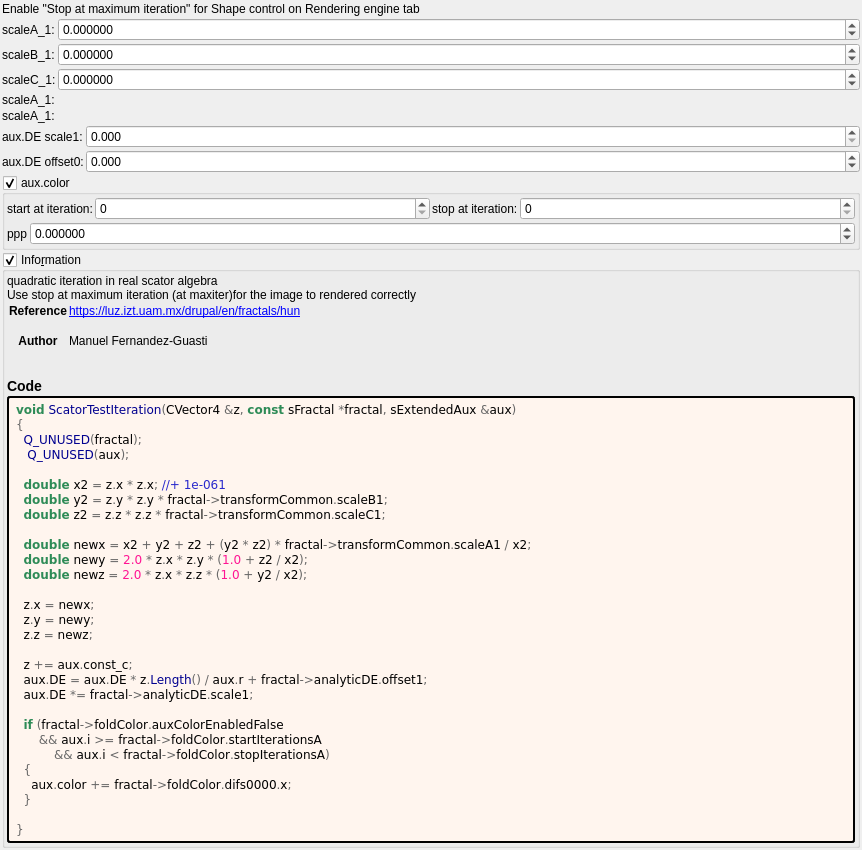
Before: the Qt Designer form mandelbulber2/formula/ui/scator_test.ui in irinox-ctrl/mandelbulber2, drawn with Qt 5.
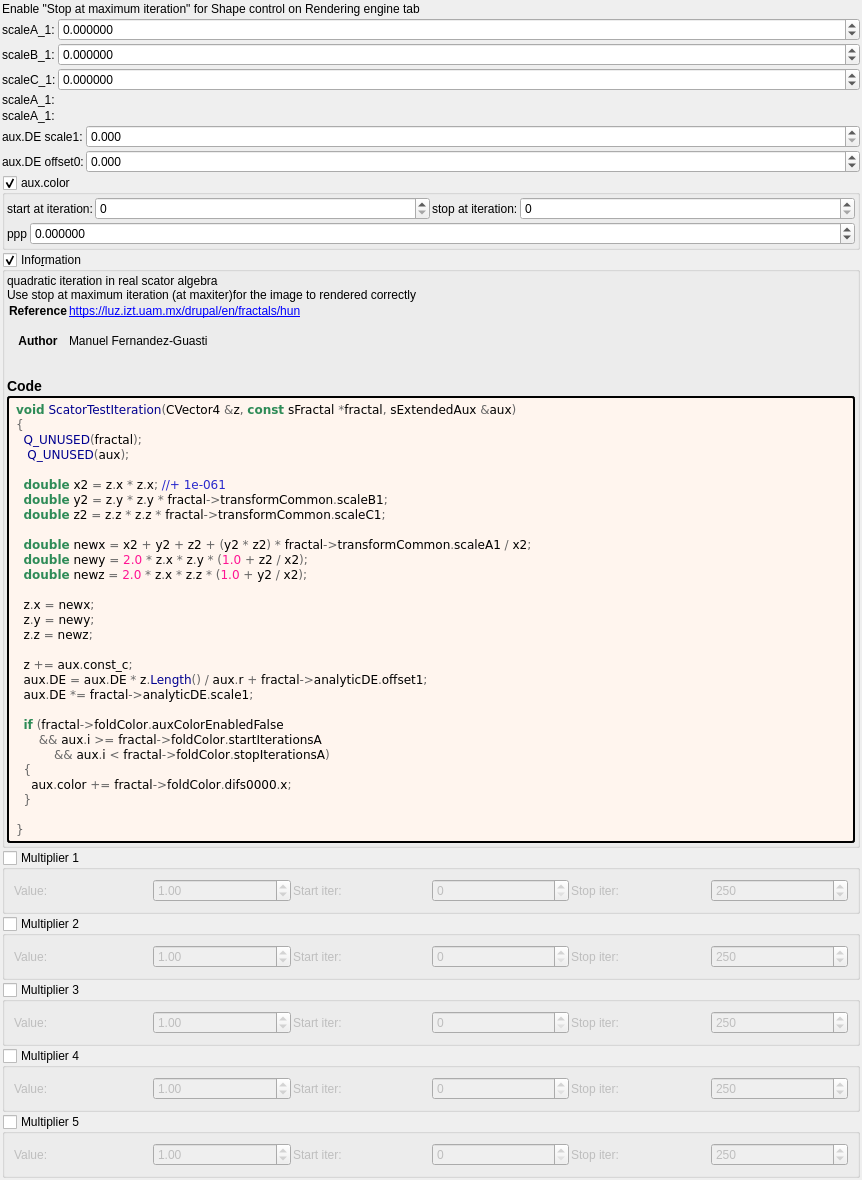
After: the same form once the commit is applied. Custom widgets are drawn as their Qt base class.

Commit message:
feat: add 5 general-purpose multipliers to all 1007 fractal formulas
Each multiplier has:
- Checkbox (OFF by default)
- Value spinbox (default 1.0, range -100 to 100)
- Iteration start/stop range

Logic: z *= value; DE *= |value|;

Uses existing transformCommon parameters:
- Checkboxes: functionEnabledBx/By/Bz/Bw/CzFalse
- Values: scale4/5/6/8/16
- Ranges: startIterationsB-F/stopIterationsB-F

Modified 1007 .cpp (CPU), 1006 .cl (GPU), 1023 .ui files.
Both source (formula/) and deploy (deploy/share/) copies updated.

Diff of the .ui file:
```diff
--- a/mandelbulber2/formula/ui/scator_test.ui
+++ b/mandelbulber2/formula/ui/scator_test.ui
@@ -463,6 +463,192 @@
      </layout>
     </widget>
    </item>
+   <item>
+    <widget class="MyGroupBox" name="groupCheck_transf_function_enabledBx_false">
+     <property name="title"><string>Multiplier 1</string></property>
+     <property name="checkable"><bool>true</bool></property>
+     <property name="checked"><bool>false</bool></property>
+     <layout class="QGridLayout" name="gridLayout_mult1">
+      <property name="spacing"><number>2</number></property>
+      <item row="0" column="0">
+       <widget class="QLabel"><property name="text"><string>Value:</string></property></widget>
+      </item>
+      <item row="0" column="1">
+       <widget class="MyDoubleSpinBox" name="spinbox_transf_scale_4">
+        <property name="minimum"><double>-100.0</double></property><property name="maximum"><double>100.0</double></property>
+        <property name="singleStep"><double>0.01</double></property><property name="value"><double>1.0</double></property>
+       </widget>
+      </item>
+      <item row="0" column="2">
+       <widget class="QLabel"><property name="text"><string>Start iter:</string></property></widget>
+      </item>
+      <item row="0" column="3">
+       <widget class="MySpinBox" name="spinboxInt_transf_start_iterations_B">
+        <property name="minimum"><number>0</number></property><property name="maximum"><number>10000</number></property>
+        <property name="value"><number>0</number></property>
+       </widget>
+      </item>
+      <item row="0" column="4">
+       <widget class="QLabel"><property name="text"><string>Stop iter:</string></property></widget>
+      </item>
+      <item row="0" column="5">
+       <widget class="MySpinBox" name="spinboxInt_transf_stop_iterations_B">
+        <property name="minimum"><number>0</number></property><property name="maximum"><number>10000</number></property>
+        <property name="value"><number>250</number></property>
+       </widget>
+      </item>
+     </layout>
+    </widget>
+   </item>
+   <item>
+    <widget class="MyGroupBox" name="groupCheck_transf_function_enabledBy_false">
+     <property name="title"><string>Multiplier 2</string></property>
+     <property name="checkable"><bool>true</bool></property>
+     <property name="checked"><bool>false</bool></property>
+     <layout class="QGridLayout" name="gridLayout_mult2">
+      <property name="spacing"><number>2</number></property>
+      <item row="0" column="0">
+       <widget class="QLabel"><property name="text"><string>Value:</string></property></widget>
+      </item>
+      <item row="0" column="1">
+       <widget class="MyDoubleSpinBox" name="spinbox_transf_scale_5">
+        <property name="minimum"><double>-100.0</double></property><property name="maximum"><double>100.0</double></property>
+        <property name="singleStep"><double>0.01</double></property><property name="value"><double>1.0</double></property>
+       </widget>
+      </item>
+      <item row="0" column="2">
+       <widget class="QLabel"><property name="text"><string>Start iter:</string></property></widget>
+      </item>
+      <item row="0" column="3">
+       <widget class="MySpinBox" name="spinboxInt_transf_start_iterations_C">
+        <property name="minimum"><number>0</number></property><property name="maximum"><number>10000</number></property>
+        <property name="value"><number>0</number></property>
+       </widget>
+      </item>
+      <item row="0" column="4">
+       <widget class="QLabel"><property name="text"><string>Stop iter:</string></property></widget>
+      </item>
+      <item row="0" column="5">
+       <widget class="MySpinBox" name="spinboxInt_transf_stop_iterations_C">
+        <property name="minimum"><number>0</number></property><property name="maximum"><number>10000</number></property>
+        <property name="value"><number>250</number></property>
+       </widget>
+      </item>
+     </layout>
+    </widget>
+   </item>
+   <item>
+    <widget class="MyGroupBox" name="groupCheck_transf_function_enabledBz_false">
+     <property name="title"><string>Multiplier 3</string></property>
+     <property name="checkable"><bool>true</bool></property>
+     <property name="checked"><bool>false</bool></property>
+     <layout class="QGridLayout" name="gridLayout_mult3">
+      <property name="spacing"><number>2</number></property>
+      <item row="0" column="0">
+       <widget class="QLabel"><property name="text"><string>Value:</string></property></widget>
+      </item>
+      <item row="0" column="1">
+       <widget class="MyDoubleSpinBox" name="spinbox_transf_scale_6">
+        <property name="minimum"><double>-100.0</double></property><property name="maximum"><double>100.0</double></property>
+        <property name="singleStep"><double>0.01</double></property><property name="value"><double>1.0</double></property>
+       </widget>
+      </item>
+      <item row="0" column="2">
+       <widget class="QLabel"><property name="text"><string>Start iter:</string></property></widget>
+      </item>
+      <item row="0" column="3">
+       <widget class="MySpinBox" name="spinboxInt_transf_start_iterations_D">
+        <property name="minimum"><number>0</number></property><property name="maximum"><number>10000</number></property>
+        <property name="value"><number>0</number></property>
+       </widget>
+      </item>
+      <item row="0" column="4">
+       <widget class="QLabel"><property name="text"><string>Stop iter:</string></property></widget>
+      </item>
+      <item row="0" column="5">
+       <widget class="MySpinBox" name="spinboxInt_transf_stop_iterations_D">
+        <property name="minimum"><number>0</number></property><property name="maximum"><number>10000</number></property>
+        <property name="value"><number>250</number></property>
+       </widget>
+      </item>
+     </layout>
+    </widget>
+   </item>
+   <item>
+    <widget class="MyGroupBox" name="groupCheck_transf_function_enabledBw_false">
+     <property name="title"><string>Multiplier 4</string></property>
+     <property name="checkable"><bool>true</bool></property>
+     <property name="checked"><bool>false</bool></property>
+     <layout class="QGridLayout" name="gridLayout_mult4">
+      <property name="spacing"><number>2</number></property>
+      <item row="0" column="0">
+       <widget class="QLabel"><property name="text"><string>Value:</string></property></widget>
+      </item>
+      <item row="0" column="1">
+       <widget class="MyDoubleSpinBox" name="spinbox_transf_scale_8">
+        <property name="minimum"><double>-100.0</double></property><property name="maximum"><double>100.0</double></property>
+        <property name="singleStep"><double>0.01</double></property><property name="value"><double>1.0</double></property>
+       </widget>
+      </item>
+      <item row="0" column="2">
+       <widget class="QLabel"><property name="text"><string>Start iter:</string></property></widget>
+      </item>
+      <item row="0" column="3">
+       <widget class="MySpinBox" name="spinboxInt_transf_start_iterations_E">
+        <property name="minimum"><number>0</number></property><property name="maximum"><number>10000</number></property>
+        <property name="value"><number>0</number></property>
+       </widget>
+      </item>
+      <item row="0" column="4">
+       <widget class="QLabel"><property name="text"><string>Stop iter:</string></property></widget>
+      </item>
+      <item row="0" column="5">
+       <widget class="MySpinBox" name="spinboxInt_transf_stop_iterations_E">
+        <property name="minimum"><number>0</number></property><property name="maximum"><number>10000</number></property>
+        <property name="value"><number>250</number></property>
+       </widget>
+      </item>
+     </layout>
+    </widget>
+   </item>
+   <item>
+    <widget class="MyGroupBox" name="groupCheck_transf_function_enabledCz_false">
+     <property name="title"><string>Multiplier 5</string></property>
+     <property name="checkable"><bool>true</bool></property>
+     <property name="checked"><bool>false</bool></property>
+     <layout class="QGridLayout" name="gridLayout_mult5">
+      <property name="spacing"><number>2</number></property>
+      <item row="0" column="0">
+       <widget class="QLabel"><property name="text"><string>Value:</string></property></widget>
+      </item>
+      <item row="0" column="1">
+       <widget class="MyDoubleSpinBox" name="spinbox_transf_scale_16">
+        <property name="minimum"><double>-100.0</double></property><property name="maximum"><double>100.0</double></property>
+        <property name="singleStep"><double>0.01</double></property><property name="value"><double>1.0</double></property>
+       </widget>
+      </item>
+      <item row="0" column="2">
+       <widget class="QLabel"><property name="text"><string>Start iter:</string></property></widget>
+      </item>
+      <item row="0" column="3">
+       <widget class="MySpinBox" name="spinboxInt_transf_start_iterations_F">
+        <property name="minimum"><number>0</number></property><property name="maximum"><number>10000</number></property>
+        <property name="value"><number>0</number></property>
+       </widget>
+      </item>
+      <item row="0" column="4">
+       <widget class="QLabel"><property name="text"><string>Stop iter:</string></property></widget>
+      </item>
+      <item row="0" column="5">
+       <widget class="MySpinBox" name="spinboxInt_transf_stop_iterations_F">
+        <property name="minimum"><number>0</number></property><property name="maximum"><number>10000</number></property>
+        <property name="value"><number>250</number></property>
+       </widget>
+      </item>
+     </layout>
+    </widget>
+   </item>
+
    <item>
     <spacer name="verticalSpacer">
      <property name="orientation">
```
The commit also changes 3972 other files.
